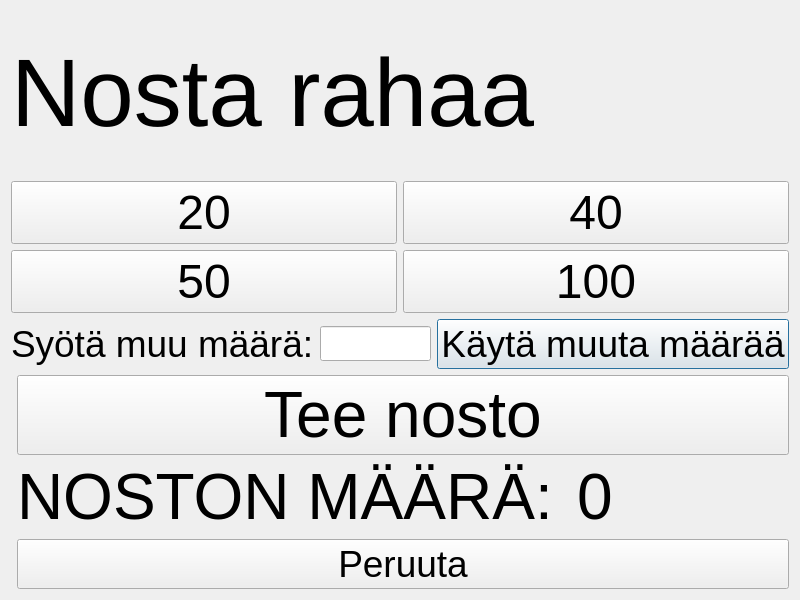
Old version of the form bank-automat/withdrawcash.ui in the repository tvt24kmo-project/group_15.
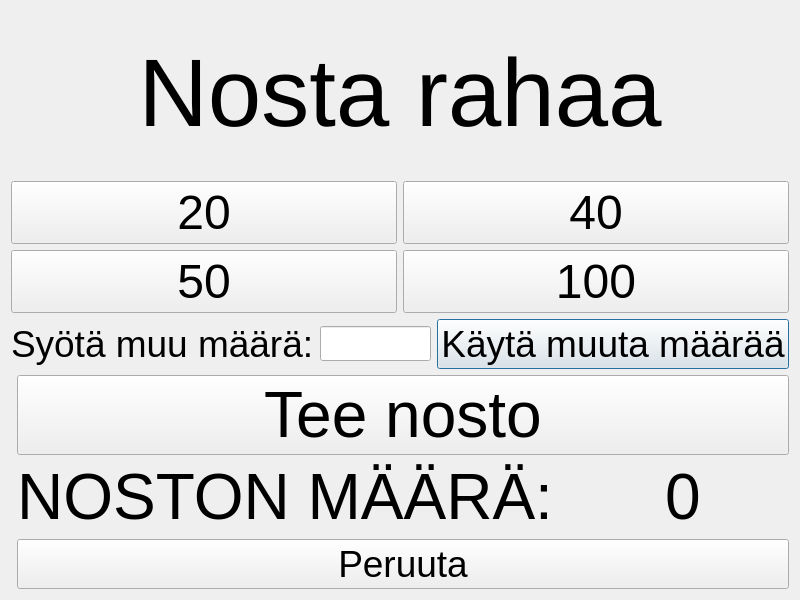
New version of the form.

Commit message: tekstikenttien keskitys

The edit to the form file:
```diff
--- a/bank-automat/withdrawcash.ui
+++ b/bank-automat/withdrawcash.ui
@@ -97,6 +97,9 @@
          <property name="text">
           <string>NOSTON MÄÄRÄ: </string>
          </property>
+         <property name="alignment">
+          <set>Qt::AlignmentFlag::AlignCenter</set>
+         </property>
         </widget>
        </item>
        <item row="0" column="1">
@@ -109,6 +112,9 @@
          <property name="text">
           <string>0</string>
          </property>
+         <property name="alignment">
+          <set>Qt::AlignmentFlag::AlignCenter</set>
+         </property>
         </widget>
        </item>
        <item row="1" column="0" colspan="2">
@@ -229,6 +235,9 @@
      <property name="text">
       <string>Nosta rahaa</string>
      </property>
+     <property name="alignment">
+      <set>Qt::AlignmentFlag::AlignCenter</set>
+     </property>
     </widget>
    </item>
   </layout>
```
